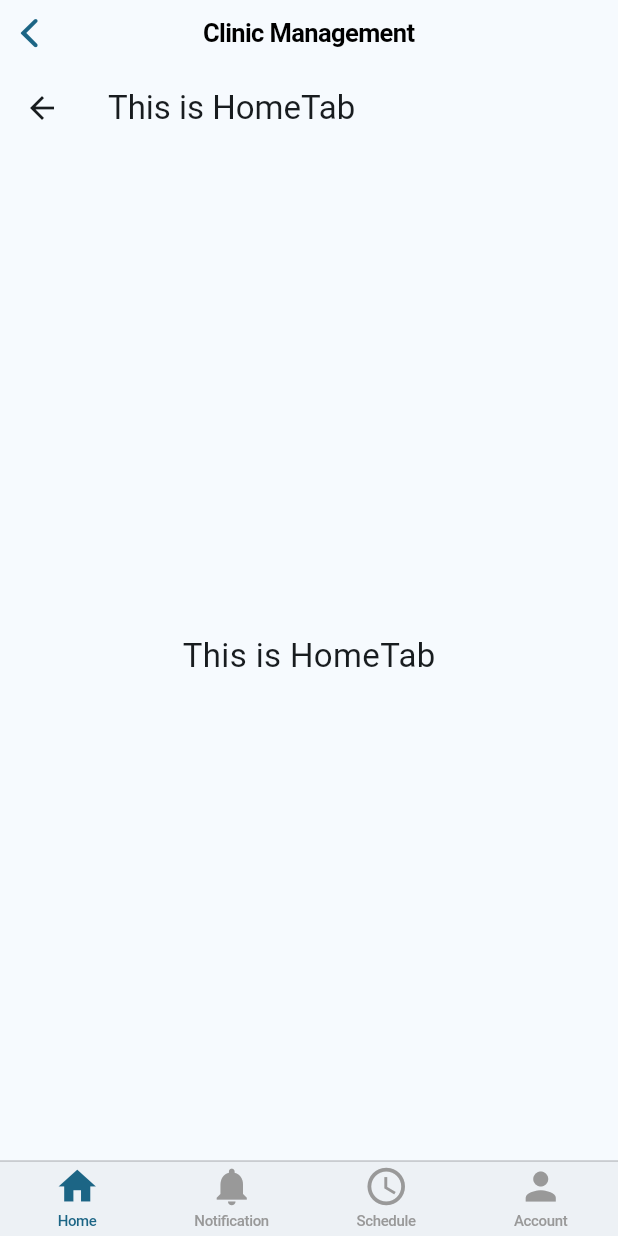
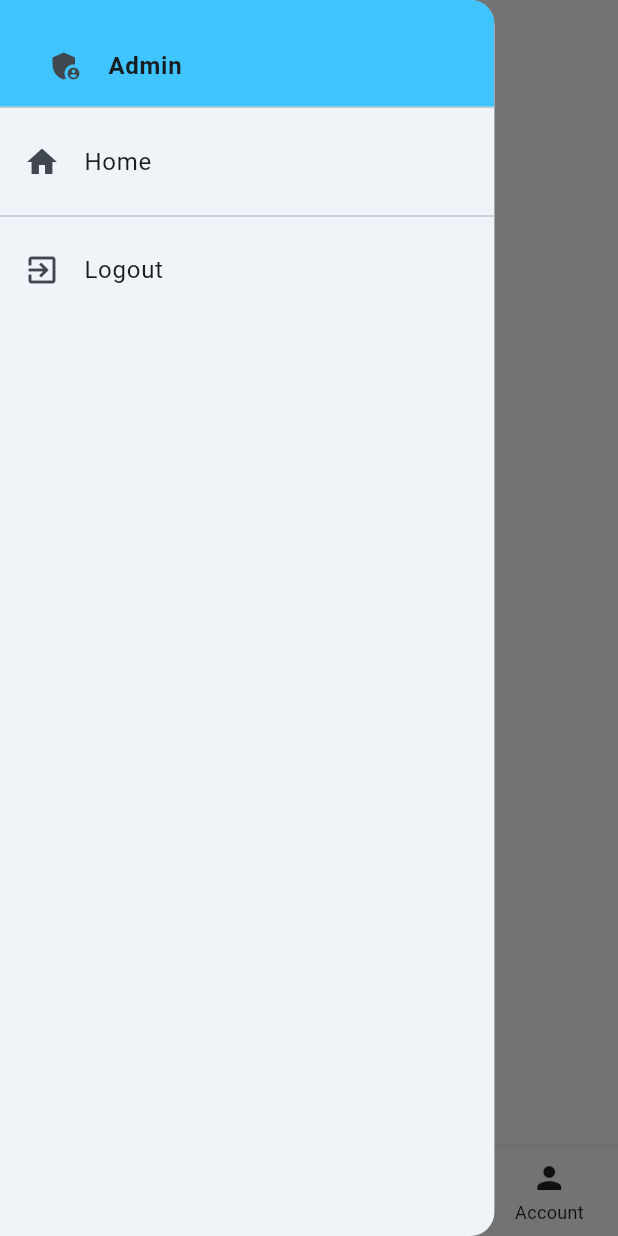
Before and after one commit to quangduy164/frontend-flutter-clinic-management, a Flutter app: the UserHomePage screen opened directly, with the side drawer open (before the commit the screen has no drawer), on a phone screen of 412 x 824 dp. Run offline on Flutter 3.47's test engine with Material 3 defaults, Android fonts, the phone set to English and light mode, and no system bars; our stand-ins replace equatable, flutter_bloc, shared_preferences; accounts and stored records are empty; network calls fail.

```diff
--- a/lib/ui/home/user_home/user_home_page.dart
+++ b/lib/ui/home/user_home/user_home_page.dart
@@ -1,11 +1,13 @@
-import 'package:clinic_management/ui/home/user_home/account_tab/account_tab.dart';
+import 'package:clinic_management/data/blocs/authentication_bloc.dart';
+import 'package:clinic_management/data/events/authentication_event.dart';
 import 'package:clinic_management/ui/home/user_home/home_tab/home_tab.dart';
 import 'package:clinic_management/ui/home/user_home/notification_tab/notification_tab.dart';
+import 'package:clinic_management/ui/home/user_home/pesonal_tab/pesonal_tab.dart';
 import 'package:clinic_management/ui/home/user_home/schedule_tab/schedule_tab.dart';
-import 'package:flutter/cupertino.dart';
 import 'package:flutter/material.dart';
+import 'package:flutter_bloc/flutter_bloc.dart';
 
-class UserHomePage extends StatefulWidget{
+class UserHomePage extends StatefulWidget {
   const UserHomePage({super.key});
 
   @override
@@ -14,36 +16,100 @@ class UserHomePage extends StatefulWidget{
   }
 }
 
-class _UserHomePageState extends State<UserHomePage>{
+class _UserHomePageState extends State<UserHomePage> {
+  int _selectedIndex = 0; // Chỉ số tab hiện tại
+
   final List<Widget> _tabs = [
     HomeTab(),
     NotificationTab(),
     ScheduleTab(),
-    AccountTab()
+    PesonalTab(),
   ];
+
+
+
   @override
   Widget build(BuildContext context) {
     return SafeArea(
-      child: CupertinoPageScaffold(
-        navigationBar: const CupertinoNavigationBar(
-          middle: Text('Clinic Management'),
+      child: Scaffold(
+        appBar: AppBar(
+          title: SizedBox(
+            height: 55,
+            width: 160,
+            child: Image.asset(
+              'assets/images/logo.png',
+              fit: BoxFit.contain, //hình ảnh vừa với kích thước
             ),
-        child: CupertinoTabScaffold(
-          tabBar: CupertinoTabBar(
-            backgroundColor: Theme.of(context).colorScheme.onInverseSurface,
+          ),
+        ),
+        drawer: _getDrawer(),
+        body: _tabs[_selectedIndex], //Hiển thị tab hiện tại
+        bottomNavigationBar: BottomNavigationBar(
           items: const [
             BottomNavigationBarItem(icon: Icon(Icons.home), label: 'Home'),
             BottomNavigationBarItem(icon: Icon(Icons.notifications), label: 'Notification'),
             BottomNavigationBarItem(icon: Icon(Icons.schedule), label: 'Schedule'),
             BottomNavigationBarItem(icon: Icon(Icons.person), label: 'Account'),
           ],
-          ),
-          tabBuilder: (BuildContext context, int index){
-            return _tabs[index];
-          },
+          currentIndex: _selectedIndex, //chọn tab
+          onTap: _onItemTapped, //khi nhấn thì setstate
+          selectedItemColor: Colors.lightBlue, //màu tab được chọn
+          unselectedItemColor: Colors.black87, //màu tab không được chọn
+          backgroundColor: Colors.white, //màu nền BottomNavigationBar
+          showUnselectedLabels: true, //show icon các tab k chọn
+          showSelectedLabels: true, //show icon tab đc chọn
         ),
       ),
     );
   }
 
+  void _onItemTapped(int index) {
+    setState(() {
+      _selectedIndex = index; // Cập nhật chỉ số tab được chọn
+    });
   }
+
+  Widget _getDrawer() {
+    return Drawer(
+      width: MediaQuery.of(context).size.width * 0.8,
+      child: ListView(
+        padding: EdgeInsets.zero, //để phủ kín màu drawerheader
+        children: [
+          Container(
+            height: 80,
+            child: DrawerHeader(
+              decoration: BoxDecoration(color: Colors.lightBlueAccent),
+              child: ListTile(
+                leading: Icon(Icons.admin_panel_settings),
+                title: Text('Admin',
+                    style: TextStyle(fontWeight: FontWeight.bold)),
+                onTap: () {
+                  Navigator.pop(context); // Close the drawer
+                },
+              ),
+            ),
+          ),
+          //Danh sách options
+          ListTile(
+            leading: Icon(Icons.home),
+            title: Text('Home'),
+            onTap: () {
+              Navigator.pop(context); //đóng drawer
+            },
+          ),
+          Divider(), // Add a separator line
+          ListTile(
+            leading: Icon(Icons.exit_to_app),
+            title: Text('Logout'),
+            onTap: () {
+              Navigator.pop(context);
+              //Đăng xuất
+              BlocProvider.of<AuthenticationBloc>(context)
+                  .add(AuthenticationEventLoggedOut());
+            },
+          ),
+        ],
+      ),
+    );
+  }
+}
--- a/pubspec.yaml
+++ b/pubspec.yaml
@@ -68,6 +68,8 @@ flutter:
   # To add assets to your application, add an assets section, like this:
   assets:
     - assets/images/background.jpg
+    - assets/images/splash.png
+    - assets/images/logo.png
   #   - images/a_dot_ham.jpeg
 
   # An image asset can refer to one or more resolution-specific "variants", see
```
Also changed, not shown: lib/ui/home/admin_home/admin_home_page.dart (+23 -13 lines), lib/ui/home/user_home/pesonal_tab/pesonal_tab.dart (renamed from lib/ui/home/user_home/account_tab/account_tab.dart, +4 -4 lines), lib/ui/login/login_page.dart (+11 -3 lines), lib/ui/splash/splash_page.dart (+8 -6 lines), assets/images/logo.png (added), assets/images/splash.png (added). Lines whose indentation alone changed are shown as unchanged.
